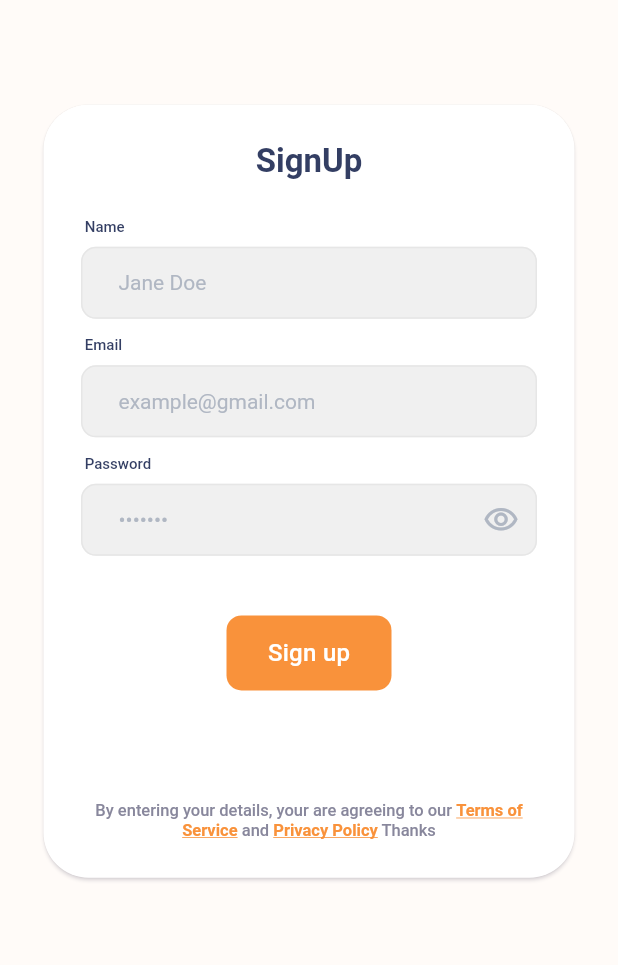
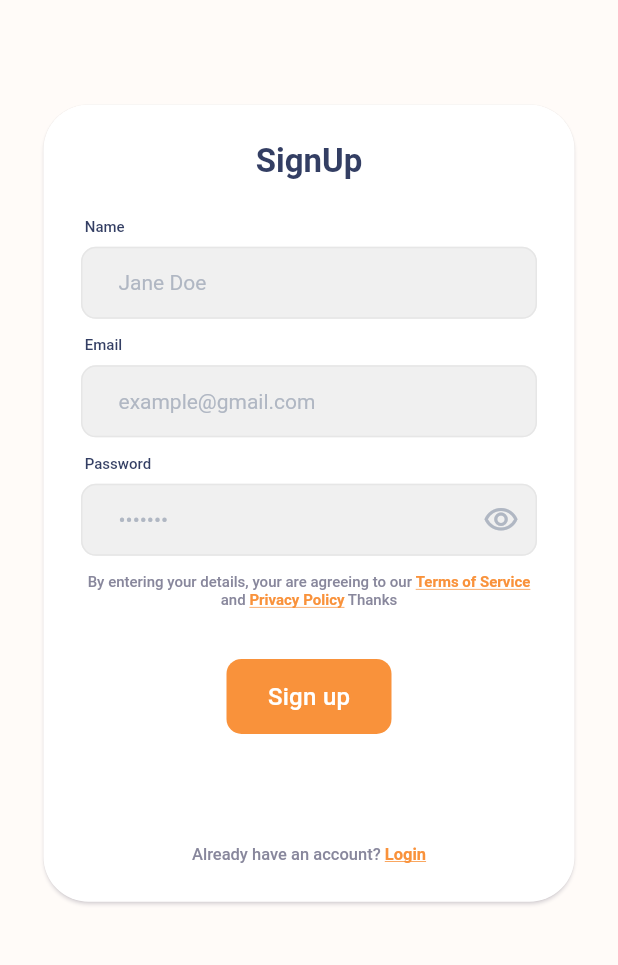
Before and after one commit to enypeter/ubenwa_damilare, a Flutter app: the SignUpScreen screen opened directly, on a phone screen of 412 x 824 dp, the part 189-1154 px from its top. Run offline on Flutter 3.47's test engine with Material 2 defaults, Android fonts, the phone set to English and light mode, and no system bars; our stand-ins replace connectivity_plus, flutter_secure_storage, get; missing offline and left inert: flutter_background_service, flutter_background_service_android; accounts and stored records are empty.

```diff
--- a/lib/core/consts.dart
+++ b/lib/core/consts.dart
@@ -7,7 +7,8 @@ const String invalidPassword = 'Password should contain dot (.) and comma (,)';
 const String invalidEmailField =
     "Email provided isn\'t valid.Try another email address";
 const String passwordLengthError = 'Password length must be greater than 6';
-const String symbolRegex = r'^(?=.*?[.,]).{8,}$';
+const String dotRegex = r'^(?=.*?[.]).{8,}$';
+const String commaRegex = r'^(?=.*?[,]).{8,}$';
 const String emailRegex = '[a-zA-Z0-9\+\.\_\%\-\+]{1,256}' +
     '\\@' +
     '[a-zA-Z0-9][a-zA-Z0-9\\-]{0,64}' +
--- a/lib/core/validator.dart
+++ b/lib/core/validator.dart
@@ -33,8 +33,9 @@ class PasswordValidator {
       return passwordLengthError;
     }
 
-    final regExp = RegExp(symbolRegex);
-    if (regExp.hasMatch(value)) {
+    final regdotExp = RegExp(dotRegex);
+    final regcommaExp = RegExp(commaRegex);
+    if (regdotExp.hasMatch(value) && regcommaExp.hasMatch(value)) {
       return null;
     }
 
--- a/lib/views/screens/sign_up/sign_up_form.dart
+++ b/lib/views/screens/sign_up/sign_up_form.dart
@@ -62,7 +62,37 @@ class _SignUpFormState extends State<SignUpForm> {
             obscure: isObscure,
             suffixIcon: _passwordVisibility(),
             validator: (value) => PasswordValidator.validate(value),
-          ),
+          ),          tinyVerticalSpace(),
+
+          RichText(
+              textAlign: TextAlign.center,
+              text: TextSpan(
+                  style: TextStyle(
+                      fontSize: 10,
+                      color: AppColors.GREY,
+                      fontWeight: FontWeight.w500),
+                  children: [
+                    const TextSpan(
+                        text:
+                        'By entering your details, your are agreeing to our '),
+                    TextSpan(
+                        text: 'Terms of Service',
+                        style: TextStyle(
+                            decoration: TextDecoration.underline,
+                            color: AppColors.PRIMARY,
+                            fontWeight: FontWeight.w600)),
+                    const TextSpan(
+                        text: ' and '),
+                    TextSpan(
+                        text: 'Privacy Policy',
+                        style: TextStyle(
+                            decoration: TextDecoration.underline,
+                            color: AppColors.PRIMARY,
+                            fontWeight: FontWeight.w600)),
+                    const TextSpan(
+                        text: ' Thanks'),
+                  ])),
+
           SizedBox(height: height(context) * 0.03),
           Button(
               text: 'Sign up',
@@ -73,39 +103,27 @@ class _SignUpFormState extends State<SignUpForm> {
               }),
           SizedBox(height: height(context) * 0.08),
           GestureDetector(
-            onTap: () {},
+            onTap: () => Get.back(),
             child: RichText(
                 textAlign: TextAlign.center,
                 text: TextSpan(
                     style: TextStyle(
                         fontSize: 11,
-                        color: AppColors.PRIMARY,
+                        color: AppColors.GREY,
                         fontWeight: FontWeight.w500),
                     children: [
+                      const TextSpan(
+                          text: 'Already have an account? '),
                       TextSpan(
-                          text:
-                              'By entering your details, your are agreeing to our ',
-                          style: TextStyle(color: AppColors.GREY)),
-                      TextSpan(
-                          text: 'Terms of Service',
+                          text: 'Login',
                           style: TextStyle(
-                              decoration: TextDecoration.underline,
+                              decoration:
+                              TextDecoration.underline,
                               color: AppColors.PRIMARY,
                               fontWeight: FontWeight.w600)),
-                      TextSpan(
-                          text: ' and ',
-                          style: TextStyle(color: AppColors.GREY)),
-                      TextSpan(
-                          text: 'Privacy Policy',
-                          style: TextStyle(
-                              decoration: TextDecoration.underline,
-                              color: AppColors.PRIMARY,
-                              fontWeight: FontWeight.w600)),
-                      TextSpan(
-                          text: ' Thanks',
-                          style: TextStyle(color: AppColors.GREY)),
                     ])),
           ),
+
         ],
       ),
     );
@@ -120,7 +138,6 @@ class _SignUpFormState extends State<SignUpForm> {
                 : Icons.visibility_off_outlined,
             color: AppColors.DISABLEDCOLOR));
   }
-
   Future signUp() async {
     showLoading(context);
     var response = await AuthenticationServices.register(
--- a/lib/views/screens/sign_up/sign_up_success.dart
+++ b/lib/views/screens/sign_up/sign_up_success.dart
@@ -54,7 +54,7 @@ class SuccessScreen extends StatelessWidget {
             ),
             SizedBox(height: height(context) * 0.2),
             GestureDetector(
-              onTap: () => Get.offAll(() => const HomeScreen()),
+              onTap: () => Get.offAll(() =>  HomeScreen()),
               child: Column(
                 children: [
                   Container(
```
Also changed, not shown: lib/controllers/new_born_controller.dart (+42 -15 lines), lib/model/new_born_model.dart (+72 -13 lines), lib/services/background_services.dart (+6 -7 lines), lib/services/new_born_services.dart (+8 -1 lines), lib/views/screens/home/home_screen.dart (+27 -50 lines), lib/views/screens/home/new_born_card.dart (+21 -32 lines), lib/views/screens/sign_in/sign_in_form.dart (+26 -16 lines), lib/views/screens/sign_in/sign_in_screen.dart (+5 -4 lines).
